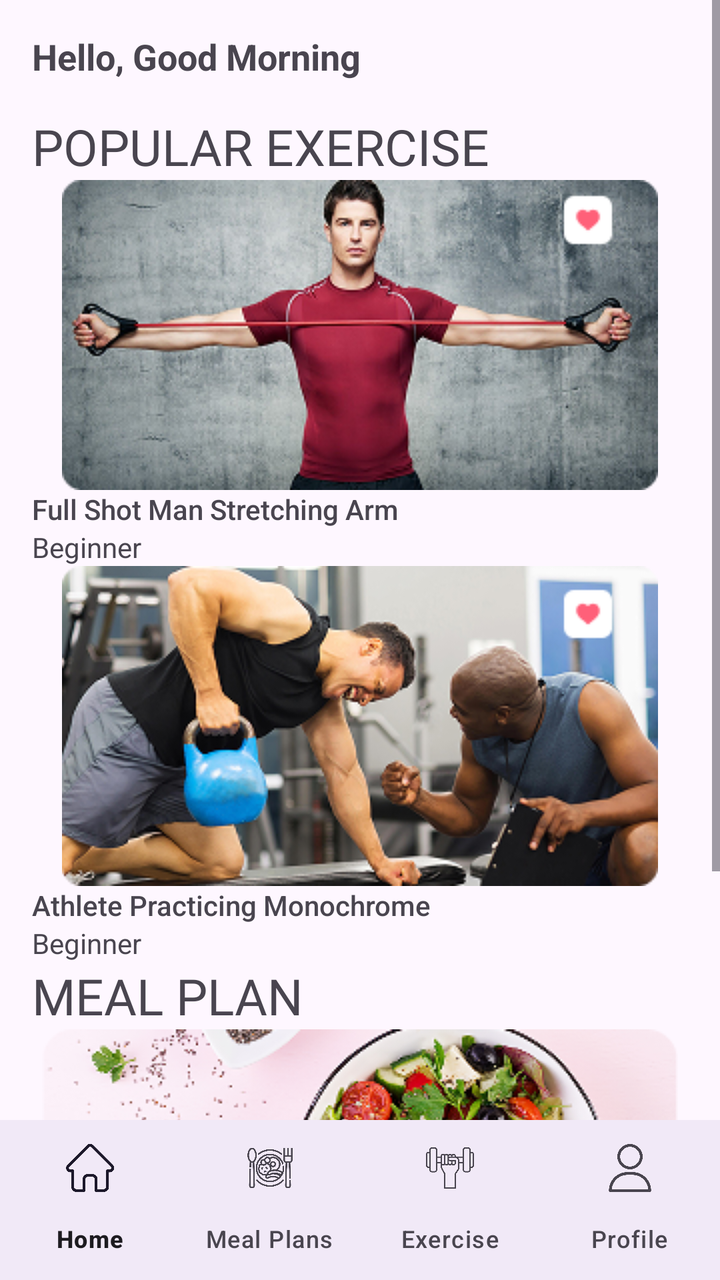
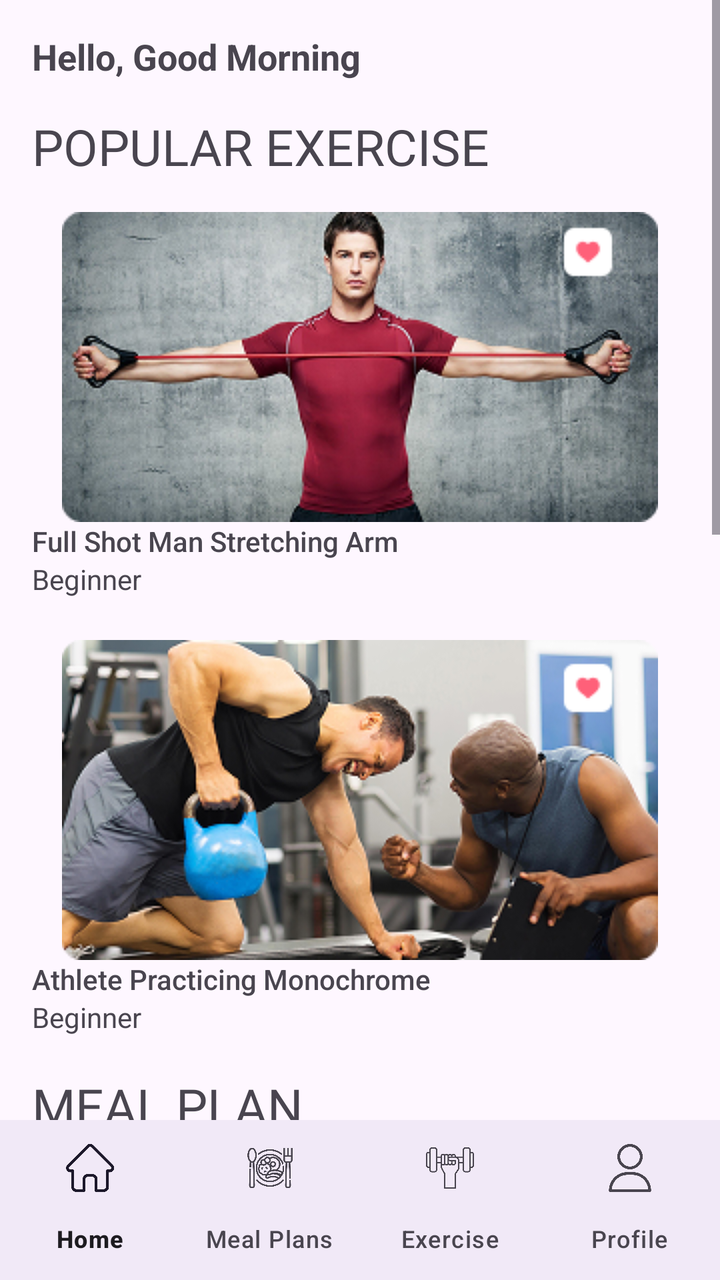

The first picture is an Android layout as it rendered before a commit; the second is the same layout after the commit. The layout source and the unified diff follow.
<!-- AndroidManifest.xml: application theme Theme.FitPro -->
<!-- res/layout/activity_main_home.xml -->
<?xml version="1.0" encoding="utf-8"?>
<androidx.coordinatorlayout.widget.CoordinatorLayout xmlns:android="http://schemas.android.com/apk/res/android"
    xmlns:app="http://schemas.android.com/apk/res-auto"
    xmlns:tools="http://schemas.android.com/tools"
    android:id="@+id/main"
    android:layout_width="match_parent"
    android:layout_height="match_parent"
    tools:context=".MainHome">

    
    <ScrollView
        android:id="@+id/scrollView"
        android:layout_width="match_parent"
        android:layout_height="match_parent"
        android:layout_above="@id/bottom_navigation"
        android:fillViewport="true"
        android:visibility="visible">

        <LinearLayout
            android:layout_width="match_parent"
            android:layout_height="wrap_content"
            android:orientation="vertical"
            android:padding="16dp">

            
            
            <TextView
                android:id="@+id/welcomeText"
                android:layout_width="wrap_content"
                android:layout_height="wrap_content"
                android:paddingBottom="16dp"
                android:text="Hello, Good Morning "
                android:textSize="18sp"
                android:textStyle="bold" />

            <TextView
                android:id="@+id/textView24"
                android:layout_width="match_parent"
                android:layout_height="wrap_content"
                android:fontFamily="@font/bebas_neue"
                android:text="POPULAR EXERCISE"
                android:textSize="25dp" />

            <ImageView
                android:id="@+id/imageView14"
                android:layout_width="match_parent"
                android:layout_height="wrap_content"
                app:srcCompat="@drawable/group_56530" />

            <TextView
                android:id="@+id/textView25"
                android:layout_width="match_parent"
                android:layout_height="wrap_content"
                android:fontFamily="sans-serif-medium"
                android:text="Full Shot Man Stretching Arm" />

            <TextView
                android:id="@+id/textView34"
                android:layout_width="match_parent"
                android:layout_height="wrap_content"
                android:text="Beginner" />

            <ImageView
                android:id="@+id/imageView15"
                android:layout_width="match_parent"
                android:layout_height="wrap_content"
                app:srcCompat="@drawable/group_56531" />

            <TextView
                android:id="@+id/textView26"
                android:layout_width="match_parent"
                android:layout_height="wrap_content"
                android:fontFamily="sans-serif-medium"
                android:text="Athlete Practicing Monochrome" />

            <TextView
                android:id="@+id/textView35"
                android:layout_width="match_parent"
                android:layout_height="wrap_content"
                android:text="Beginner" />

            <TextView
                android:id="@+id/textView27"
                android:layout_width="219dp"
                android:layout_height="wrap_content"
                android:fontFamily="@font/bebas_neue"
                android:text="MEAL PLAN"
                android:textSize="25sp" />

            <ImageView
                android:id="@+id/imageView16"
                android:layout_width="match_parent"
                android:layout_height="wrap_content"
                app:srcCompat="@drawable/img" />

            <TextView
                android:id="@+id/textView29"
                android:layout_width="match_parent"
                android:layout_height="wrap_content"
                android:fontFamily="sans-serif-medium"
                android:text="Greek salad with lettuce, green onion, " />

            <TextView
                android:id="@+id/textView32"
                android:layout_width="match_parent"
                android:layout_height="wrap_content"
                android:text="150 kcal" />

            <ImageView
                android:id="@+id/imageView17"
                android:layout_width="match_parent"
                android:layout_height="wrap_content"
                app:srcCompat="@drawable/img__1_" />

            <TextView
                android:id="@+id/textView31"
                android:layout_width="match_parent"
                android:layout_height="wrap_content"
                android:fontFamily="sans-serif-medium"
                android:text="Salad of fresh vegetables" />

            <TextView
                android:id="@+id/textView33"
                android:layout_width="match_parent"
                android:layout_height="wrap_content"
                android:text="270 kcal" />

            <TextView
                android:id="@+id/textView36"
                android:layout_width="match_parent"
                android:layout_height="wrap_content"
                android:fontFamily="@font/bebas_neue"
                android:text="Additional Exercise"
                android:textSize="25dp" />

            

        </LinearLayout>
    </ScrollView>

    
    <com.google.android.material.bottomnavigation.BottomNavigationView
        android:id="@+id/bottom_navigation"
        android:layout_width="match_parent"
        android:layout_height="wrap_content"
        android:layout_gravity="bottom"
        android:background="?android:attr/windowBackground"
        app:labelVisibilityMode="labeled"
        app:menu="@menu/bottom_nav_menu" />

</androidx.coordinatorlayout.widget.CoordinatorLayout>
<!-- resources referenced by this layout -->
<resources>
  <!-- drawable group_56530: png bitmap (drawable, 100898 bytes) -->
  <!-- drawable group_56531: png bitmap (drawable, 101907 bytes) -->
  <!-- drawable img: png bitmap (drawable, 99369 bytes) -->
  <!-- drawable img__1_: png bitmap (drawable, 145651 bytes) -->
  <style name="Theme.FitPro" parent="Base.Theme.FitPro" />
  <style name="Base.Theme.FitPro" parent="Theme.Material3.DayNight.NoActionBar">
          
          
      </style>
</resources>

<!-- the commit's change to res/layout/activity_main_home.xml (unified diff, before → after) -->
@@ -41,6 +41,10 @@
                 android:text="POPULAR EXERCISE"
                 android:textSize="25dp" />
 
+            <Space
+                android:layout_width="match_parent"
+                android:layout_height="16dp" />
+
             <ImageView
                 android:id="@+id/imageView14"
                 android:layout_width="match_parent"
@@ -60,6 +64,10 @@
                 android:layout_height="wrap_content"
                 android:text="Beginner" />
 
+            <Space
+                android:layout_width="match_parent"
+                android:layout_height="21dp" />
+
             <ImageView
                 android:id="@+id/imageView15"
                 android:layout_width="match_parent"
@@ -78,6 +86,10 @@
                 android:layout_width="match_parent"
                 android:layout_height="wrap_content"
                 android:text="Beginner" />
+
+            <Space
+                android:layout_width="match_parent"
+                android:layout_height="18dp" />
 
             <TextView
                 android:id="@+id/textView27"
@@ -87,6 +99,10 @@
                 android:text="MEAL PLAN"
                 android:textSize="25sp" />
 
+            <Space
+                android:layout_width="match_parent"
+                android:layout_height="13dp" />
+
             <ImageView
                 android:id="@+id/imageView16"
                 android:layout_width="match_parent"
@@ -106,6 +122,10 @@
                 android:layout_height="wrap_content"
                 android:text="150 kcal" />
 
+            <Space
+                android:layout_width="match_parent"
+                android:layout_height="27dp" />
+
             <ImageView
                 android:id="@+id/imageView17"
                 android:layout_width="match_parent"
@@ -124,6 +144,10 @@
                 android:layout_width="match_parent"
                 android:layout_height="wrap_content"
                 android:text="270 kcal" />
+
+            <Space
+                android:layout_width="match_parent"
+                android:layout_height="18dp" />
 
             <TextView
                 android:id="@+id/textView36"
@@ -132,6 +156,42 @@
                 android:fontFamily="@font/bebas_neue"
                 android:text="Additional Exercise"
                 android:textSize="25dp" />
+
+            <Space
+                android:layout_width="match_parent"
+                android:layout_height="27dp" />
+
+            <ImageView
+                android:id="@+id/imageView18"
+                android:layout_width="150dp"
+                android:layout_height="150dp"
+                app:srcCompat="@drawable/images_removebg_preview_1__2_" />
+
+            <TextView
+                android:id="@+id/textView37"
+                android:layout_width="match_parent"
+                android:layout_height="wrap_content"
+                android:text="Exercises with Jumping  Rope" />
+
+            <Space
+                android:layout_width="match_parent"
+                android:layout_height="23dp" />
+
+            <ImageView
+                android:id="@+id/imageView19"
+                android:layout_width="150dp"
+                android:layout_height="150dp"
+                app:srcCompat="@drawable/_9694286_xs_removebg_preview_1" />
+
+            <TextView
+                android:id="@+id/textView38"
+                android:layout_width="match_parent"
+                android:layout_height="82dp"
+                android:text="Exercises with Holding Jumping  Rope " />
+
+            <Space
+                android:layout_width="match_parent"
+                android:layout_height="28dp" />
 
             
 
<!-- resource entries referenced after the edit -->
@@ -1,7 +1,9 @@
 <!-- resources referenced by this layout -->
 <resources>
+  <!-- drawable _9694286_xs_removebg_preview_1: png bitmap (drawable, 14936 bytes) -->
   <!-- drawable group_56530: png bitmap (drawable, 100898 bytes) -->
   <!-- drawable group_56531: png bitmap (drawable, 101907 bytes) -->
+  <!-- drawable images_removebg_preview_1__2_: png bitmap (drawable, 17649 bytes) -->
   <!-- drawable img: png bitmap (drawable, 99369 bytes) -->
   <!-- drawable img__1_: png bitmap (drawable, 145651 bytes) -->
   <style name="Theme.FitPro" parent="Base.Theme.FitPro" />
